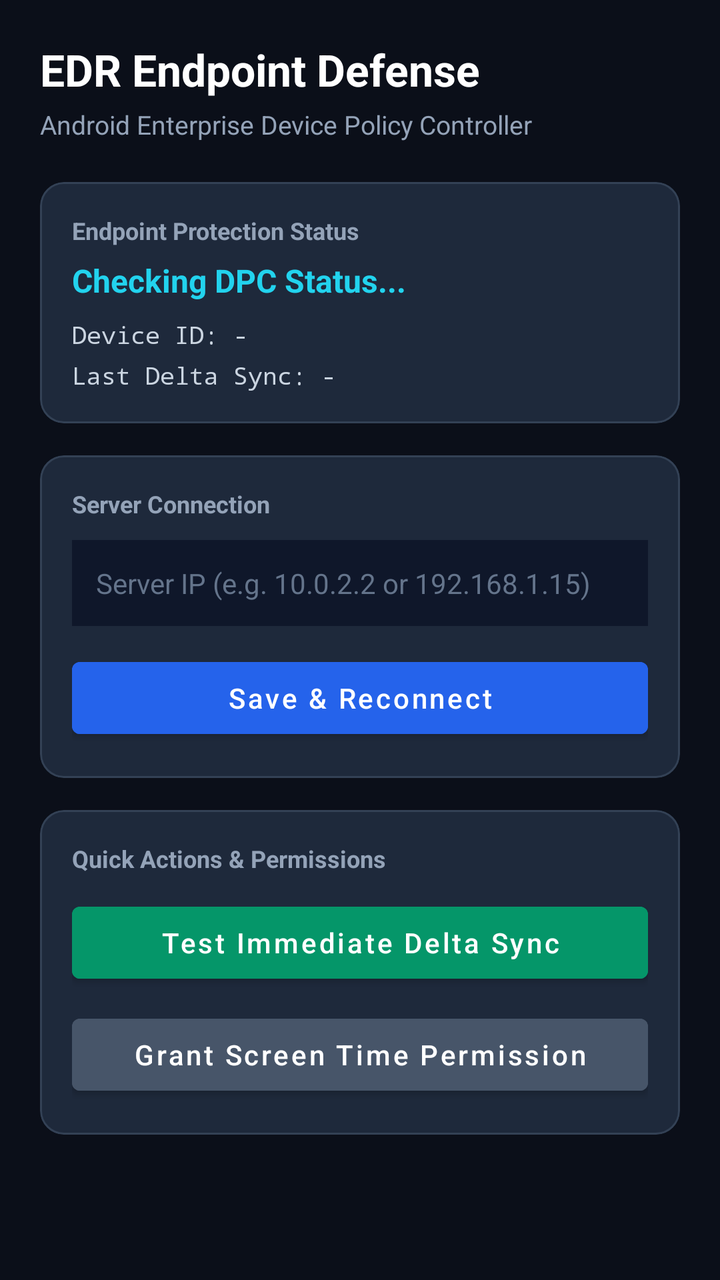
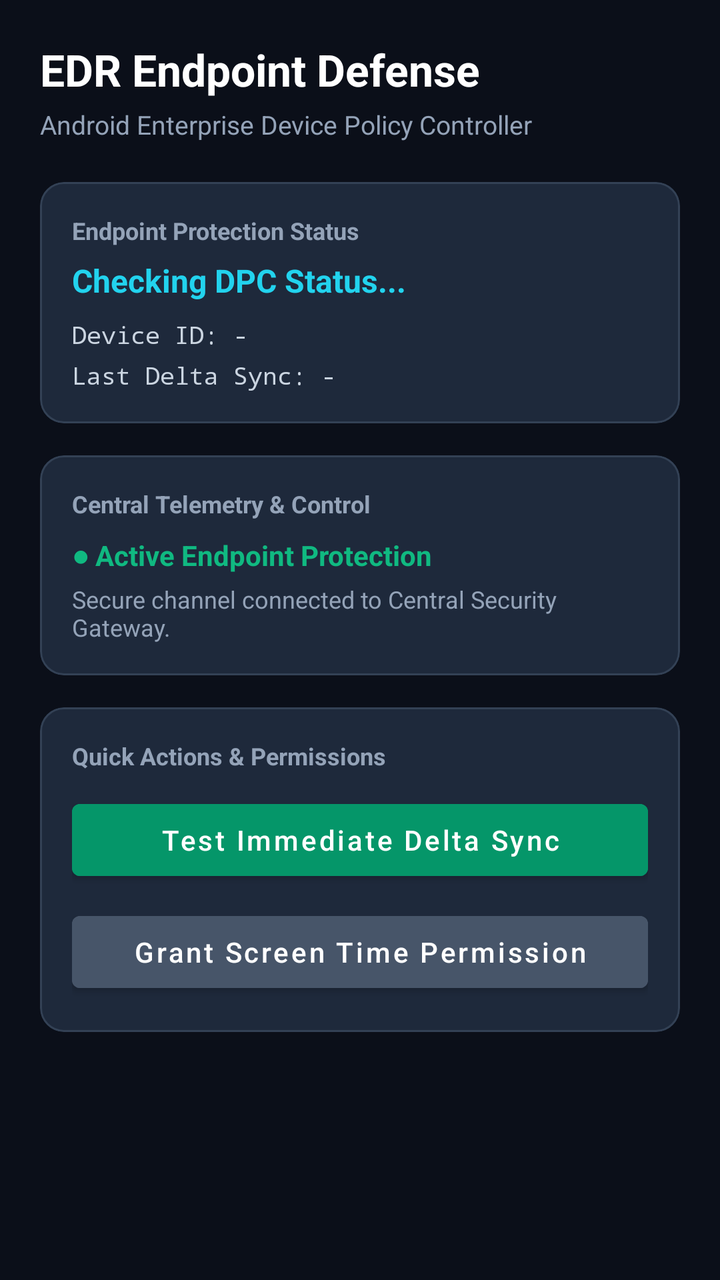

Compare the two renders of this Android layout. The source of the first and the diff that turns it into the second are given below.
<!-- AndroidManifest.xml: application theme Theme.EdrAgent -->
<!-- res/layout/activity_main.xml -->
<?xml version="1.0" encoding="utf-8"?>
<ScrollView xmlns:android="http://schemas.android.com/apk/res/android"
    xmlns:app="http://schemas.android.com/apk/res-auto"
    android:layout_width="match_parent"
    android:layout_height="match_parent"
    android:background="@color/bg_dark"
    android:padding="20dp">

    <LinearLayout
        android:layout_width="match_parent"
        android:layout_height="wrap_content"
        android:orientation="vertical">

        
        <TextView
            android:layout_width="wrap_content"
            android:layout_height="wrap_content"
            android:text="EDR Endpoint Defense"
            android:textColor="@color/white"
            android:textSize="22sp"
            android:textStyle="bold" />

        <TextView
            android:layout_width="wrap_content"
            android:layout_height="wrap_content"
            android:layout_marginTop="4dp"
            android:text="Android Enterprise Device Policy Controller"
            android:textColor="#94A3B8"
            android:textSize="13sp" />

        
        <com.google.android.material.card.MaterialCardView
            android:layout_width="match_parent"
            android:layout_height="wrap_content"
            android:layout_marginTop="20dp"
            app:cardBackgroundColor="@color/card_dark"
            app:cardCornerRadius="12dp"
            app:cardElevation="0dp"
            app:strokeColor="#334155"
            app:strokeWidth="1dp">

            <LinearLayout
                android:layout_width="match_parent"
                android:layout_height="wrap_content"
                android:orientation="vertical"
                android:padding="16dp">

                <TextView
                    android:layout_width="wrap_content"
                    android:layout_height="wrap_content"
                    android:text="Endpoint Protection Status"
                    android:textColor="#94A3B8"
                    android:textSize="12sp"
                    android:textStyle="bold" />

                <TextView
                    android:id="@+id/tvDeviceOwnerStatus"
                    android:layout_width="wrap_content"
                    android:layout_height="wrap_content"
                    android:layout_marginTop="6dp"
                    android:text="Checking DPC Status..."
                    android:textColor="@color/text_cyan"
                    android:textSize="16sp"
                    android:textStyle="bold" />

                <TextView
                    android:id="@+id/tvDeviceId"
                    android:layout_width="wrap_content"
                    android:layout_height="wrap_content"
                    android:layout_marginTop="8dp"
                    android:text="Device ID: -"
                    android:textColor="#CBD5E1"
                    android:textSize="12sp"
                    android:fontFamily="monospace" />

                <TextView
                    android:id="@+id/tvLastSync"
                    android:layout_width="wrap_content"
                    android:layout_height="wrap_content"
                    android:layout_marginTop="4dp"
                    android:text="Last Delta Sync: -"
                    android:textColor="#CBD5E1"
                    android:textSize="12sp"
                    android:fontFamily="monospace" />

            </LinearLayout>
        </com.google.android.material.card.MaterialCardView>

        
        <com.google.android.material.card.MaterialCardView
            android:layout_width="match_parent"
            android:layout_height="wrap_content"
            android:layout_marginTop="16dp"
            app:cardBackgroundColor="@color/card_dark"
            app:cardCornerRadius="12dp"
            app:cardElevation="0dp"
            app:strokeColor="#334155"
            app:strokeWidth="1dp">

            <LinearLayout
                android:layout_width="match_parent"
                android:layout_height="wrap_content"
                android:orientation="vertical"
                android:padding="16dp">

                <TextView
                    android:layout_width="wrap_content"
                    android:layout_height="wrap_content"
                    android:text="Server Connection"
                    android:textColor="#94A3B8"
                    android:textSize="12sp"
                    android:textStyle="bold" />

                <EditText
                    android:id="@+id/etServerHost"
                    android:layout_width="match_parent"
                    android:layout_height="wrap_content"
                    android:layout_marginTop="10dp"
                    android:background="#0F172A"
                    android:hint="Server IP (e.g. 10.0.2.2 or 192.168.1.15)"
                    android:padding="12dp"
                    android:textColor="@color/white"
                    android:textColorHint="#64748B"
                    android:textSize="14sp" />

                <Button
                    android:id="@+id/btnSaveConfig"
                    android:layout_width="match_parent"
                    android:layout_height="wrap_content"
                    android:layout_marginTop="12dp"
                    android:backgroundTint="#2563EB"
                    android:text="Save &amp; Reconnect"
                    android:textAllCaps="false"
                    android:textColor="@color/white" />

            </LinearLayout>
        </com.google.android.material.card.MaterialCardView>

        
        <com.google.android.material.card.MaterialCardView
            android:layout_width="match_parent"
            android:layout_height="wrap_content"
            android:layout_marginTop="16dp"
            app:cardBackgroundColor="@color/card_dark"
            app:cardCornerRadius="12dp"
            app:cardElevation="0dp"
            app:strokeColor="#334155"
            app:strokeWidth="1dp">

            <LinearLayout
                android:layout_width="match_parent"
                android:layout_height="wrap_content"
                android:orientation="vertical"
                android:padding="16dp">

                <TextView
                    android:layout_width="wrap_content"
                    android:layout_height="wrap_content"
                    android:text="Quick Actions &amp; Permissions"
                    android:textColor="#94A3B8"
                    android:textSize="12sp"
                    android:textStyle="bold" />

                <Button
                    android:id="@+id/btnTriggerSync"
                    android:layout_width="match_parent"
                    android:layout_height="wrap_content"
                    android:layout_marginTop="10dp"
                    android:backgroundTint="#059669"
                    android:text="Test Immediate Delta Sync"
                    android:textAllCaps="false"
                    android:textColor="@color/white" />

                <Button
                    android:id="@+id/btnUsagePermission"
                    android:layout_width="match_parent"
                    android:layout_height="wrap_content"
                    android:layout_marginTop="8dp"
                    android:backgroundTint="#475569"
                    android:text="Grant Screen Time Permission"
                    android:textAllCaps="false"
                    android:textColor="@color/white" />

            </LinearLayout>
        </com.google.android.material.card.MaterialCardView>

    </LinearLayout>
</ScrollView>
<!-- resources referenced by this layout -->
<resources>
  <color name="bg_dark">#FF0B0F19</color>
  <color name="card_dark">#FF1E293B</color>
  <color name="text_cyan">#FF22D3EE</color>
  <color name="white">#FFFFFFFF</color>
  <style name="Theme.EdrAgent" parent="Theme.MaterialComponents.DayNight.NoActionBar">
          <item name="colorPrimary">@color/purple_500</item>
          <item name="colorPrimaryVariant">@color/purple_700</item>
          <item name="colorOnPrimary">@color/white</item>
          <item name="android:statusBarColor">@color/bg_dark</item>
      </style>
  <color name="purple_500">#FF6200EE</color>
  <color name="purple_700">#FF3700B3</color>
</resources>

<!-- the commit's change to res/layout/activity_main.xml (unified diff, before → after) -->
@@ -106,32 +106,27 @@
                 <TextView
                     android:layout_width="wrap_content"
                     android:layout_height="wrap_content"
-                    android:text="Server Connection"
+                    android:text="Central Telemetry &amp; Control"
                     android:textColor="#94A3B8"
                     android:textSize="12sp"
                     android:textStyle="bold" />
 
-                <EditText
-                    android:id="@+id/etServerHost"
-                    android:layout_width="match_parent"
+                <TextView
+                    android:layout_width="wrap_content"
                     android:layout_height="wrap_content"
-                    android:layout_marginTop="10dp"
-                    android:background="#0F172A"
-                    android:hint="Server IP (e.g. 10.0.2.2 or 192.168.1.15)"
-                    android:padding="12dp"
-                    android:textColor="@color/white"
-                    android:textColorHint="#64748B"
-                    android:textSize="14sp" />
+                    android:layout_marginTop="8dp"
+                    android:text="● Active Endpoint Protection"
+                    android:textColor="#10B981"
+                    android:textSize="14sp"
+                    android:textStyle="bold" />
 
-                <Button
-                    android:id="@+id/btnSaveConfig"
-                    android:layout_width="match_parent"
+                <TextView
+                    android:layout_width="wrap_content"
                     android:layout_height="wrap_content"
-                    android:layout_marginTop="12dp"
-                    android:backgroundTint="#2563EB"
-                    android:text="Save &amp; Reconnect"
-                    android:textAllCaps="false"
-                    android:textColor="@color/white" />
+                    android:layout_marginTop="4dp"
+                    android:text="Secure channel connected to Central Security Gateway."
+                    android:textColor="#94A3B8"
+                    android:textSize="12sp" />
 
             </LinearLayout>
         </com.google.android.material.card.MaterialCardView>
